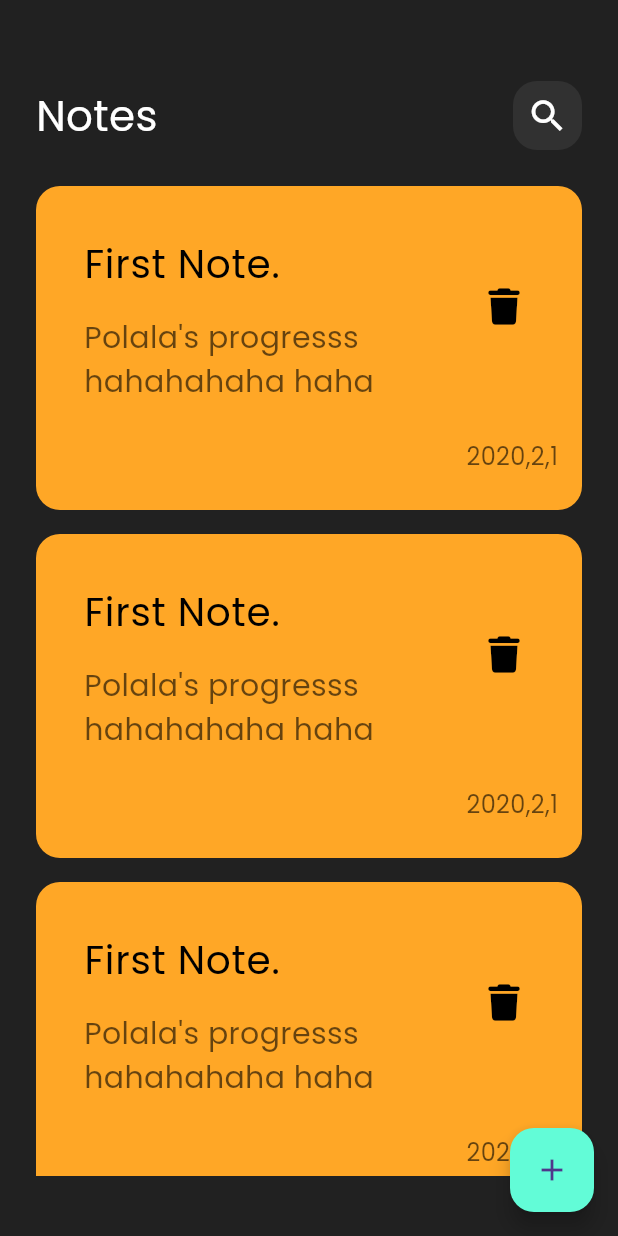
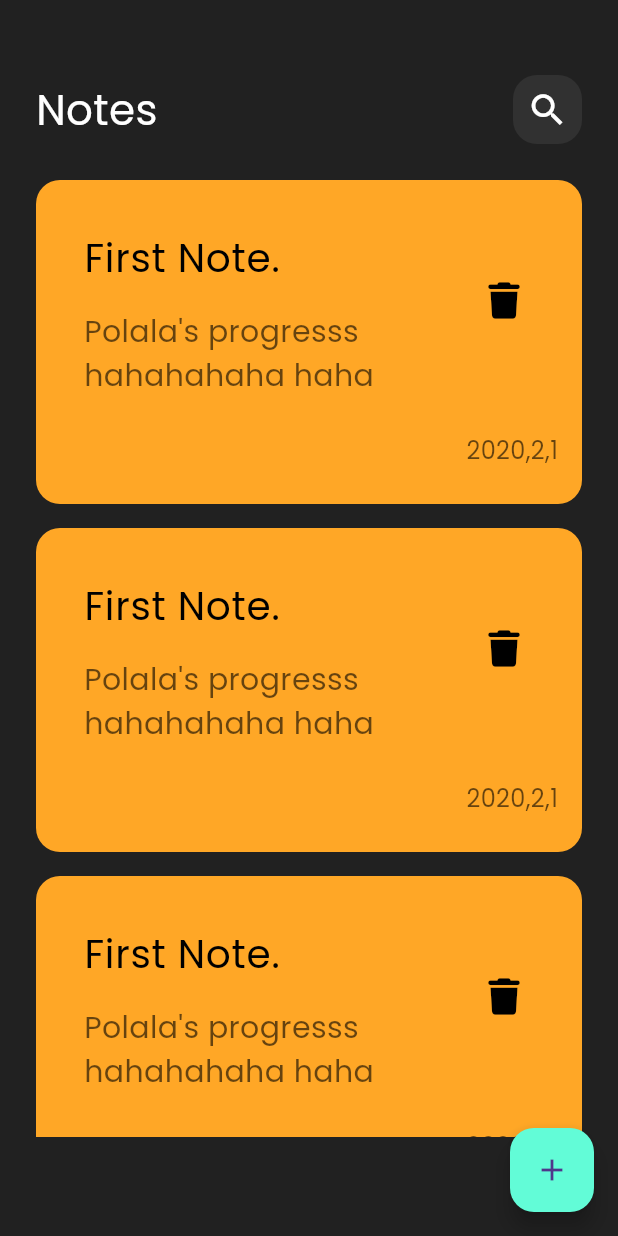
Before and after one commit to PolaAlaa/notes_app, a Flutter app: the screen it shows after launch, on a phone screen of 412 x 824 dp. Run offline on Flutter 3.47's test engine with Material 3 defaults, Android fonts, the phone set to English and light mode, and no system bars; our stand-ins replace font_awesome_flutter.

Commit message:
add custom appbar to edit note view and add routes to main

```diff
--- a/lib/Views/note_view.dart
+++ b/lib/Views/note_view.dart
@@ -5,7 +5,7 @@ import 'package:note_app/Views/widgets/note_list_View.dart';
 
 class NoteView extends StatelessWidget {
   const NoteView({super.key});
-
+  static String id = "noteView";
   @override
   Widget build(BuildContext context) {
     return Scaffold(
@@ -29,13 +29,13 @@ class NoteView extends StatelessWidget {
         ),
       ),
       body: const Padding(
-        padding: EdgeInsets.all(24),
+        padding: EdgeInsets.symmetric(vertical: 50, horizontal: 24),
         child: Column(
           children: [
-            SizedBox(
-              height: 30,
+            CustomAppBar(
+              text: "Notes",
+              icon: Icons.search,
             ),
-            CustomAppBar(),
             Expanded(child: NoteListView()),
           ],
         ),
--- a/lib/Views/widgets/Custom_AppBar_Widget.dart
+++ b/lib/Views/widgets/Custom_AppBar_Widget.dart
@@ -2,21 +2,24 @@ import 'package:flutter/material.dart';
 import 'package:note_app/Views/widgets/Custom_Icon_Widget.dart';
 
 class CustomAppBar extends StatelessWidget {
-  const CustomAppBar({super.key});
-
+  const CustomAppBar({super.key, required this.text, required this.icon});
+  final String text;
+  final IconData icon;
   @override
   Widget build(BuildContext context) {
-    return const Row(
+    return Row(
       children: [
         Text(
-          "Notes",
-          style: TextStyle(
+          text,
+          style: const TextStyle(
             color: Colors.white,
             fontSize: 28,
           ),
         ),
-        Spacer(),
-        Custom_Icon(),
+        const Spacer(),
+        Custom_Icon(
+          icon: icon,
+        ),
       ],
     );
   }
--- a/lib/Views/widgets/Custom_Icon_Widget.dart
+++ b/lib/Views/widgets/Custom_Icon_Widget.dart
@@ -3,8 +3,9 @@ import 'package:flutter/material.dart';
 class Custom_Icon extends StatelessWidget {
   const Custom_Icon({
     super.key,
+    required this.icon,
   });
-
+  final IconData icon;
   @override
   Widget build(BuildContext context) {
     return Container(
@@ -14,8 +15,8 @@ class Custom_Icon extends StatelessWidget {
         borderRadius: BorderRadius.circular(16),
         color: Colors.white.withOpacity(0.07),
       ),
-      child: const Icon(
-        Icons.search,
+      child: Icon(
+        icon,
         color: Colors.white,
         size: 28,
       ),
--- a/lib/Views/widgets/note_Container.dart
+++ b/lib/Views/widgets/note_Container.dart
@@ -1,5 +1,6 @@
 import 'package:flutter/material.dart';
 import 'package:font_awesome_flutter/font_awesome_flutter.dart';
+import 'package:note_app/Views/editNoteView.dart';
 
 class note_container extends StatelessWidget {
   const note_container({
@@ -8,7 +9,11 @@ class note_container extends StatelessWidget {
 
   @override
   Widget build(BuildContext context) {
-    return Container(
+    return GestureDetector(
+      onTap: () {
+        Navigator.pushNamed(context, Editnoteview.id);
+      },
+      child: Container(
         padding: const EdgeInsets.symmetric(vertical: 24, horizontal: 16),
         decoration: BoxDecoration(
           borderRadius: BorderRadius.circular(16),
@@ -48,6 +53,7 @@ class note_container extends StatelessWidget {
             ),
           ],
         ),
+      ),
     );
   }
 }
--- a/lib/main.dart
+++ b/lib/main.dart
@@ -1,4 +1,5 @@
 import 'package:flutter/material.dart';
+import 'package:note_app/Views/editNoteView.dart';
 import 'package:note_app/Views/note_view.dart';
 
 void main() {
@@ -12,6 +13,11 @@ class noteApp extends StatelessWidget {
   @override
   Widget build(BuildContext context) {
     return MaterialApp(
+      debugShowCheckedModeBanner: false,
+      routes: {
+        Editnoteview.id: (context) => const Editnoteview(),
+        NoteView.id: (context) => const NoteView(),
+      },
       theme: ThemeData(
           scaffoldBackgroundColor: Colors.grey.shade900, fontFamily: "Poppins"),
       home: const NoteView(),
```
Also changed, not shown: lib/Views/editNoteView.dart (added, +37 -0 lines). Lines whose indentation alone changed are shown as unchanged.
